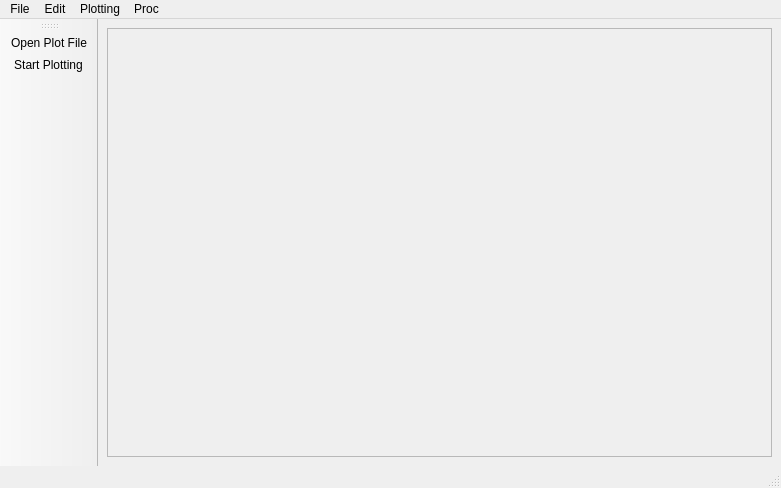
This is Resources/mainui.ui in gdroumpalis/Electro as Qt 5 draws it before an edit. The edited form follows.
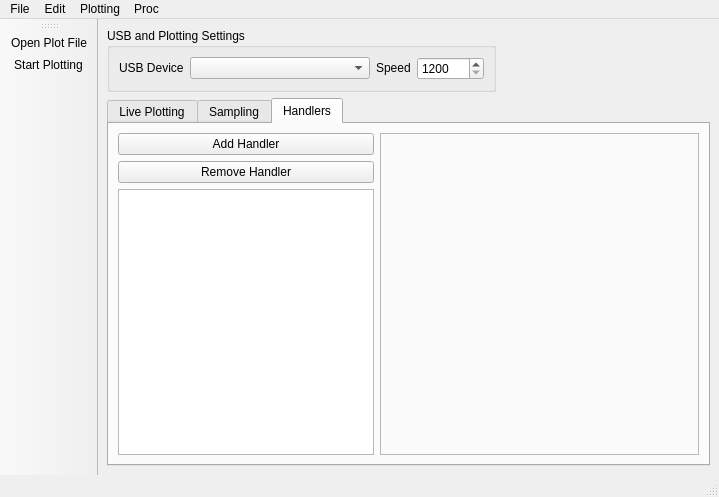
This is the edited form. Icons and pictures are not drawn.

Commit message: prototype 4 ui. remove settings ui components

What changed in the file:
```diff
--- a/Resources/mainui.ui
+++ b/Resources/mainui.ui
@@ -6,23 +6,187 @@
    <rect>
     <x>0</x>
     <y>0</y>
-    <width>781</width>
-    <height>488</height>
+    <width>719</width>
+    <height>497</height>
    </rect>
   </property>
+  <property name="sizePolicy">
+   <sizepolicy hsizetype="Expanding" vsizetype="Fixed">
+    <horstretch>0</horstretch>
+    <verstretch>0</verstretch>
+   </sizepolicy>
+  </property>
   <property name="windowTitle">
    <string>Electro</string>
   </property>
   <widget class="QWidget" name="centralwidget">
-   <layout class="QGridLayout" name="gridLayout">
-    <item row="0" column="0">
-     <widget class="QFrame" name="frame">
-      <property name="frameShape">
-       <enum>QFrame::StyledPanel</enum>
+   <property name="sizePolicy">
+    <sizepolicy hsizetype="Expanding" vsizetype="Expanding">
+     <horstretch>0</horstretch>
+     <verstretch>0</verstretch>
+    </sizepolicy>
+   </property>
+   <layout class="QVBoxLayout" name="verticalLayout">
+    <item>
+     <widget class="QGroupBox" name="horizontalGroupBox">
+      <property name="sizePolicy">
+       <sizepolicy hsizetype="Fixed" vsizetype="Fixed">
+        <horstretch>0</horstretch>
+        <verstretch>0</verstretch>
+       </sizepolicy>
       </property>
-      <property name="frameShadow">
-       <enum>QFrame::Raised</enum>
+      <property name="title">
+       <string>USB and Plotting Settings</string>
       </property>
+      <layout class="QHBoxLayout" name="horizontalLayout">
+       <property name="sizeConstraint">
+        <enum>QLayout::SetDefaultConstraint</enum>
+       </property>
+       <item>
+        <widget class="QLabel" name="label">
+         <property name="sizePolicy">
+          <sizepolicy hsizetype="Fixed" vsizetype="Fixed">
+           <horstretch>0</horstretch>
+           <verstretch>0</verstretch>
+          </sizepolicy>
+         </property>
+         <property name="text">
+          <string>USB Device</string>
+         </property>
+        </widget>
+       </item>
+       <item>
+        <widget class="QComboBox" name="comboBox">
+         <property name="sizePolicy">
+          <sizepolicy hsizetype="Fixed" vsizetype="Fixed">
+           <horstretch>0</horstretch>
+           <verstretch>0</verstretch>
+          </sizepolicy>
+         </property>
+         <property name="minimumSize">
+          <size>
+           <width>180</width>
+           <height>0</height>
+          </size>
+         </property>
+         <property name="maximumSize">
+          <size>
+           <width>250</width>
+           <height>16777215</height>
+          </size>
+         </property>
+        </widget>
+       </item>
+       <item>
+        <widget class="QLabel" name="label_2">
+         <property name="sizePolicy">
+          <sizepolicy hsizetype="Fixed" vsizetype="Fixed">
+           <horstretch>0</horstretch>
+           <verstretch>0</verstretch>
+          </sizepolicy>
+         </property>
+         <property name="text">
+          <string>Speed</string>
+         </property>
+        </widget>
+       </item>
+       <item>
+        <widget class="QSpinBox" name="spinBox">
+         <property name="sizePolicy">
+          <sizepolicy hsizetype="Minimum" vsizetype="Fixed">
+           <horstretch>0</horstretch>
+           <verstretch>0</verstretch>
+          </sizepolicy>
+         </property>
+         <property name="minimum">
+          <number>1200</number>
+         </property>
+         <property name="maximum">
+          <number>10000000</number>
+         </property>
+        </widget>
+       </item>
+      </layout>
+     </widget>
+    </item>
+    <item>
+     <widget class="QTabWidget" name="tabWidget">
+      <property name="currentIndex">
+       <number>2</number>
+      </property>
+      <widget class="QWidget" name="tab">
+       <attribute name="title">
+        <string>Live Plotting</string>
+       </attribute>
+       <layout class="QGridLayout" name="gridLayout">
+        <item row="0" column="0">
+         <widget class="QFrame" name="frame_2">
+          <property name="frameShape">
+           <enum>QFrame::StyledPanel</enum>
+          </property>
+          <property name="frameShadow">
+           <enum>QFrame::Raised</enum>
+          </property>
+         </widget>
+        </item>
+       </layout>
+      </widget>
+      <widget class="QWidget" name="tab_2">
+       <attribute name="title">
+        <string>Sampling</string>
+       </attribute>
+      </widget>
+      <widget class="QWidget" name="tab_3">
+       <attribute name="title">
+        <string>Handlers</string>
+       </attribute>
+       <layout class="QHBoxLayout" name="horizontalLayout_2">
+        <item>
+         <layout class="QVBoxLayout" name="verticalLayout_2">
+          <item>
+           <widget class="QPushButton" name="pushButton">
+            <property name="text">
+             <string>Add Handler</string>
+            </property>
+           </widget>
+          </item>
+          <item>
+           <widget class="QPushButton" name="pushButton_2">
+            <property name="text">
+             <string>Remove Handler</string>
+            </property>
+           </widget>
+          </item>
+          <item>
+           <widget class="QListWidget" name="listWidget">
+            <property name="sizePolicy">
+             <sizepolicy hsizetype="Minimum" vsizetype="Expanding">
+              <horstretch>0</horstretch>
+              <verstretch>0</verstretch>
+             </sizepolicy>
+            </property>
+           </widget>
+          </item>
+         </layout>
+        </item>
+        <item>
+         <widget class="QFrame" name="frame">
+          <property name="sizePolicy">
+           <sizepolicy hsizetype="MinimumExpanding" vsizetype="Preferred">
+            <horstretch>0</horstretch>
+            <verstretch>0</verstretch>
+           </sizepolicy>
+          </property>
+          <property name="frameShape">
+           <enum>QFrame::StyledPanel</enum>
+          </property>
+          <property name="frameShadow">
+           <enum>QFrame::Raised</enum>
+          </property>
+         </widget>
+        </item>
+       </layout>
+      </widget>
      </widget>
     </item>
    </layout>
@@ -32,7 +196,7 @@
     <rect>
      <x>0</x>
      <y>0</y>
-     <width>781</width>
+     <width>719</width>
      <height>26</height>
     </rect>
    </property>
@@ -69,6 +233,12 @@
   </widget>
   <widget class="QStatusBar" name="statusbar"/>
   <widget class="QToolBar" name="toolBar">
+   <property name="sizePolicy">
+    <sizepolicy hsizetype="Fixed" vsizetype="Expanding">
+     <horstretch>0</horstretch>
+     <verstretch>0</verstretch>
+    </sizepolicy>
+   </property>
    <property name="windowTitle">
     <string>toolBar</string>
    </property>
```
The commit also changes 8 other files.
